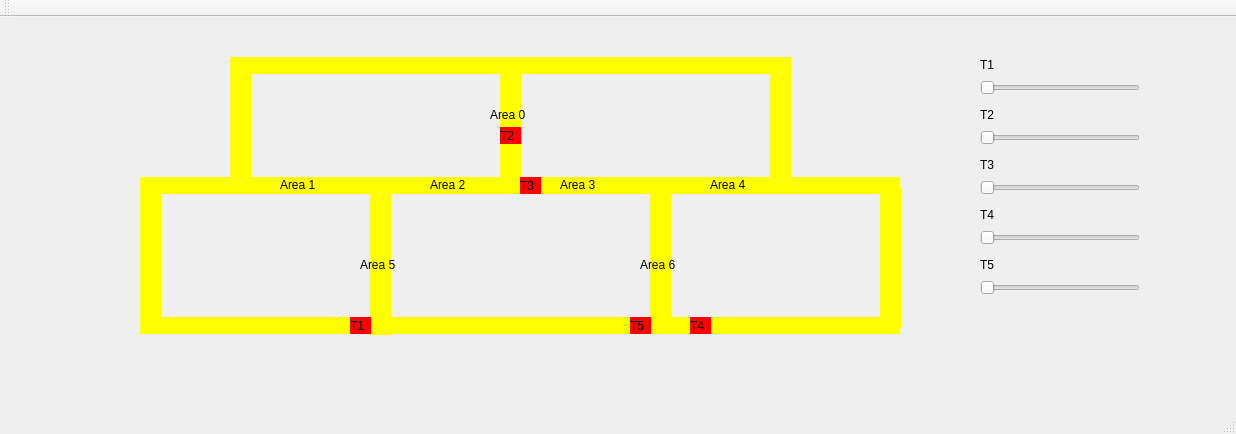
Ezeque/Projeto_2_SO, file mainwindow.ui: the form before one commit.
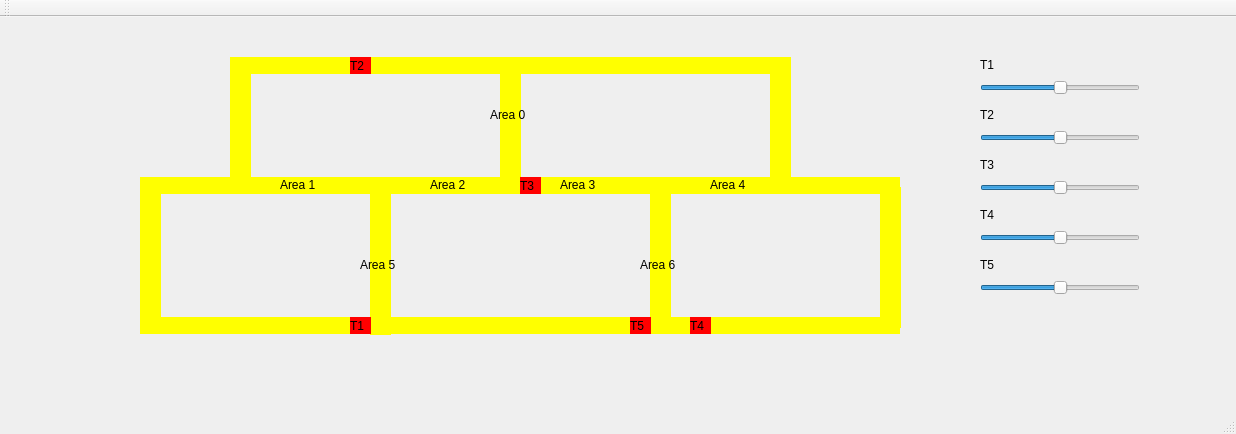
The form after the commit.

```diff
--- a/mainwindow.ui
+++ b/mainwindow.ui
@@ -241,8 +241,8 @@
    <widget class="QLabel" name="label_trem2">
     <property name="geometry">
      <rect>
-      <x>500</x>
-      <y>110</y>
+      <x>350</x>
+      <y>40</y>
       <width>21</width>
       <height>17</height>
      </rect>
@@ -434,6 +434,12 @@
       <height>22</height>
      </rect>
     </property>
+    <property name="maximum">
+     <number>200</number>
+    </property>
+    <property name="value">
+     <number>100</number>
+    </property>
     <property name="orientation">
      <enum>Qt::Horizontal</enum>
     </property>
@@ -447,6 +453,12 @@
       <height>22</height>
      </rect>
     </property>
+    <property name="maximum">
+     <number>200</number>
+    </property>
+    <property name="value">
+     <number>100</number>
+    </property>
     <property name="orientation">
      <enum>Qt::Horizontal</enum>
     </property>
@@ -460,6 +472,12 @@
       <height>22</height>
      </rect>
     </property>
+    <property name="maximum">
+     <number>200</number>
+    </property>
+    <property name="value">
+     <number>100</number>
+    </property>
     <property name="orientation">
      <enum>Qt::Horizontal</enum>
     </property>
@@ -473,6 +491,12 @@
       <height>22</height>
      </rect>
     </property>
+    <property name="maximum">
+     <number>200</number>
+    </property>
+    <property name="value">
+     <number>100</number>
+    </property>
     <property name="orientation">
      <enum>Qt::Horizontal</enum>
     </property>
@@ -486,6 +510,12 @@
       <height>22</height>
      </rect>
     </property>
+    <property name="maximum">
+     <number>200</number>
+    </property>
+    <property name="value">
+     <number>100</number>
+    </property>
     <property name="orientation">
      <enum>Qt::Horizontal</enum>
     </property>
```
